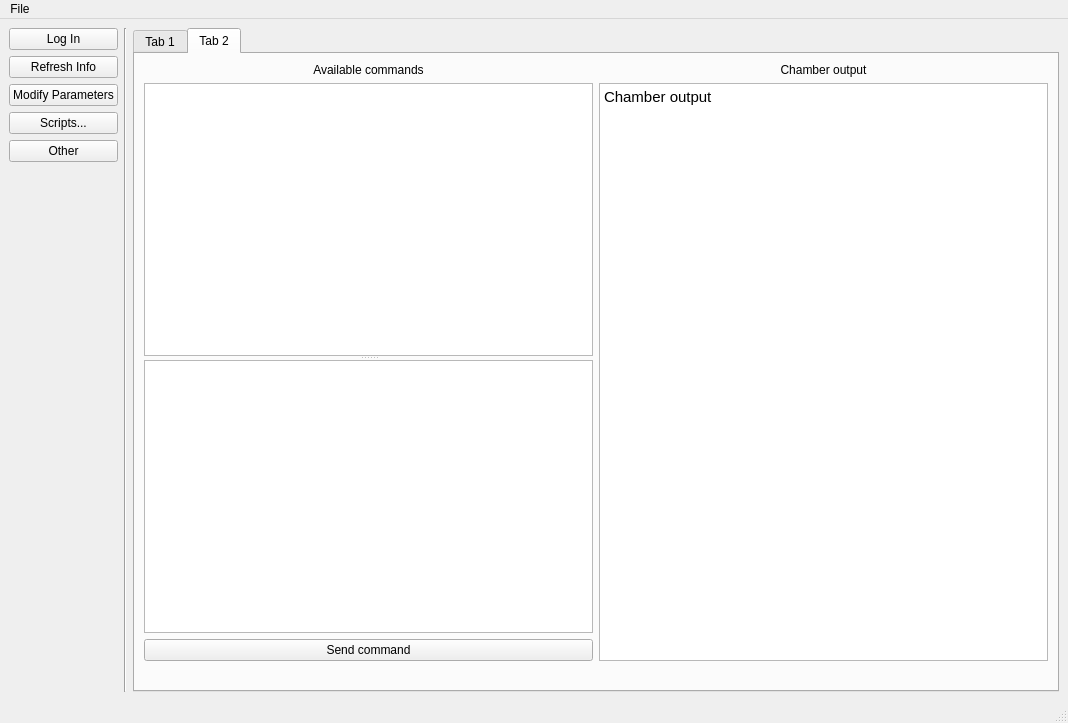
First picture: the form in PC/MainWindow.ui, repository dawidwojdylak/climatic-chamber-system, before the edit.
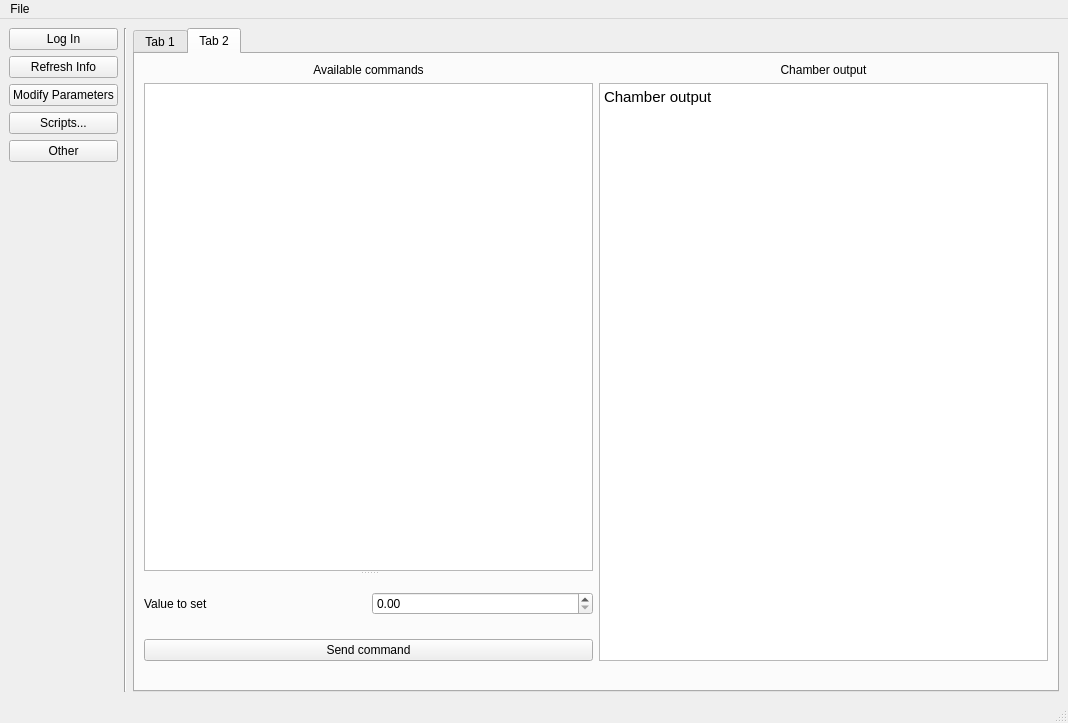
Second picture: the form after the edit.

Commit message:
Replace table with spinBox
TODO: adding more spinboxes for multi-value commands

Diff of the .ui file:
```diff
--- a/PC/MainWindow.ui
+++ b/PC/MainWindow.ui
@@ -142,19 +142,30 @@
                   </sizepolicy>
                  </property>
                 </widget>
-                <widget class="QTableWidget" name="tableWidget_userValue">
-                 <property name="sizePolicy">
-                  <sizepolicy hsizetype="Expanding" vsizetype="Expanding">
-                   <horstretch>1</horstretch>
-                   <verstretch>0</verstretch>
-                  </sizepolicy>
-                 </property>
-                 <property name="maximumSize">
-                  <size>
-                   <width>16777215</width>
-                   <height>500</height>
-                  </size>
-                 </property>
+                <widget class="QWidget" name="verticalLayoutWidget">
+                 <layout class="QVBoxLayout" name="verticalLayout_userInput">
+                  <item>
+                   <layout class="QHBoxLayout" name="horizontalLayout_userInput1">
+                    <item>
+                     <widget class="QLabel" name="label_userInput1">
+                      <property name="text">
+                       <string>Value to set</string>
+                      </property>
+                     </widget>
+                    </item>
+                    <item>
+                     <widget class="QDoubleSpinBox" name="doubleSpinBox_userInput1">
+                      <property name="singleStep">
+                       <double>0.100000000000000</double>
+                      </property>
+                      <property name="stepType">
+                       <enum>QAbstractSpinBox::AdaptiveDecimalStepType</enum>
+                      </property>
+                     </widget>
+                    </item>
+                   </layout>
+                  </item>
+                 </layout>
                 </widget>
                </widget>
               </item>
```
The commit also changes 6 other files.
